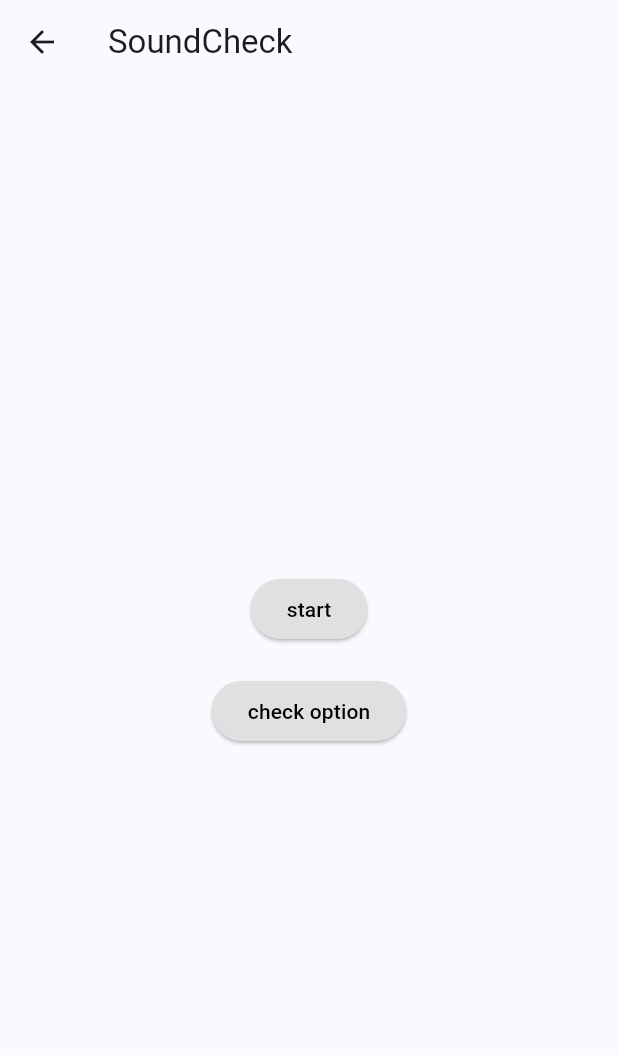
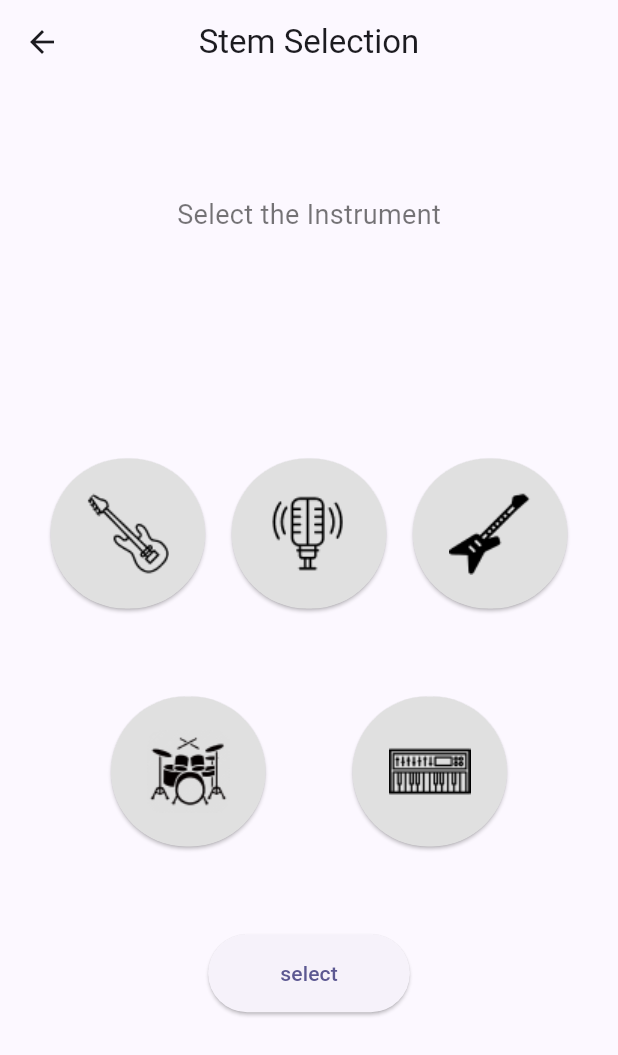
Before and after one commit to ljy2855/bflat_app, a Flutter app: the BandAlongScreen screen opened directly, after a tap on "Sound Check", on a phone screen of 412 x 824 dp. Shown: the top 1055 px of the screen. Run offline on Flutter 3.47's test engine with Material 3 defaults, Android fonts, the phone set to English and light mode, and no system bars; our stand-ins replace file_picker, flutter_dotenv, permission_handler; missing offline and left inert: record.

Commit message:
Design: Text to Img

```diff
--- a/lib/screens/home_screen.dart
+++ b/lib/screens/home_screen.dart
@@ -1,5 +1,6 @@
 import 'package:bflat_app/screens/select_record_screen.dart';
 import 'package:bflat_app/screens/sound_check.dart';
+import 'package:bflat_app/screens/stem_selection.dart';
 import 'package:flutter/material.dart';
 
 class UserProfileWidget extends StatelessWidget {
@@ -126,7 +127,7 @@ class BandAlongScreen extends StatelessWidget {
                     Navigator.push(
                       context,
                       MaterialPageRoute(
-                          builder: (context) => SoundCheckScreen()),
+                          builder: (context) => StemSelectionScreen()),
                     );
                   },
                   child: Card(
--- /dev/null
+++ b/lib/screens/stem_selection.dart
@@ -0,0 +1,112 @@
+import 'package:bflat_app/models/analysis.dart';
+import 'package:bflat_app/screens/sound_check.dart';
+import 'package:flutter/material.dart';
+
+class StemSelectionScreen extends StatefulWidget {
+  @override
+  _StemSelectionScreenState createState() => _StemSelectionScreenState();
+}
+
+class _StemSelectionScreenState extends State<StemSelectionScreen> {
+  Set<String> _selectedInstruments = Set<String>();
+
+  @override
+  Widget build(BuildContext context) {
+    return Scaffold(
+      appBar: AppBar(
+        leading: IconButton(
+          icon: Icon(Icons.arrow_back),
+          onPressed: () {
+            Navigator.pop(context);
+          },
+        ),
+        title: Text('Stem Selection'),
+        centerTitle: true,
+      ),
+      body: Padding(
+        padding: const EdgeInsets.all(16.0),
+        child: Column(
+          mainAxisAlignment: MainAxisAlignment.spaceEvenly,
+          crossAxisAlignment: CrossAxisAlignment.center,
+          children: [
+            Text(
+              'Select the Instrument',
+              style: TextStyle(fontSize: 18, color: Colors.black54),
+            ),
+            SizedBox(height: 32),
+            Row(
+              mainAxisAlignment: MainAxisAlignment.spaceEvenly,
+              children: [
+                _buildInstrumentButton('Bass'),
+                _buildInstrumentButton('Vocal'),
+                _buildInstrumentButton('Guitar'),
+              ],
+            ),
+            Row(
+              mainAxisAlignment: MainAxisAlignment.spaceEvenly,
+              children: [
+                _buildInstrumentButton('Drum'),
+                _buildInstrumentButton('KeyBoard'),
+              ],
+            ),
+            ElevatedButton(
+              onPressed: () {
+                Navigator.push(
+                  context,
+                  MaterialPageRoute(builder: (context) => SoundCheckScreen()),
+                );
+              },
+              child: Text('select'),
+              style: ElevatedButton.styleFrom(
+                padding: EdgeInsets.symmetric(horizontal: 48, vertical: 16),
+              ),
+            ),
+            SizedBox(height: 16),
+          ],
+        ),
+      ),
+    );
+  }
+
+  Widget _buildInstrumentButton(String instrument) {
+    String _imagePath = "assets/images/${instrument.toLowerCase()}_icon.png";
+
+    return ElevatedButton(
+      onPressed: () {
+        setState(() {
+          if (_selectedInstruments.contains(instrument)) {
+            _selectedInstruments.remove(instrument);
+          } else {
+            _selectedInstruments.add(instrument);
+          }
+        });
+      },
+      child: Image.asset(_imagePath),
+      style: ElevatedButton.styleFrom(
+        backgroundColor: _selectedInstruments.contains(instrument)
+            ? Colors.grey[500]
+            : Colors.grey[300],
+        foregroundColor: _selectedInstruments.contains(instrument)
+            ? Colors.white
+            : Colors.black,
+        minimumSize: Size(100, 100),
+      ),
+    );
+
+    // return SizedBox(
+    //     child: ToggleButtons(
+    //         onPressed: (int index) => {
+    //               if (_selectedInstruments.remove(instrument) == false)
+    //                 {
+    //                   setState(() {
+    //                     _selectedInstruments.add(instrument);
+    //                   })
+    //                 }
+    //             },
+    //         children: [Image.asset(_imagePath)],
+    //         borderRadius: BorderRadius.circular(15),
+    //         disabledColor: Colors.grey[500],
+    //         fillColor: Colors.black54,
+    //         isSelected: [_selectedInstruments.contains(instrument)]));
+  }
+}
--- a/pubspec.yaml
+++ b/pubspec.yaml
@@ -2,7 +2,7 @@ name: bflat_app
 description: "A new Flutter project."
 # The following line prevents the package from being accidentally published to
 # pub.dev using `flutter pub publish`. This is preferred for private packages.
-publish_to: 'none' # Remove this line if you wish to publish to pub.dev
+publish_to: "none" # Remove this line if you wish to publish to pub.dev
 
 # The following defines the version and build number for your application.
 # A version number is three numbers separated by dots, like 1.2.43
@@ -19,7 +19,7 @@ publish_to: 'none' # Remove this line if you wish to publish to pub.dev
 version: 1.0.0+1
 
 environment:
-  sdk: '>=3.3.3 <4.0.0'
+  sdk: ">=3.3.3 <4.0.0"
 
 # Dependencies specify other packages that your package needs in order to work.
 # To automatically upgrade your package dependencies to the latest versions
@@ -59,7 +59,6 @@ dev_dependencies:
 
 # The following section is specific to Flutter packages.
 flutter:
-
   # The following line ensures that the Material Icons font is
   # included with your application, so that you can use the icons in
   # the material Icons class.
```
Also changed, not shown: lib/screens/bpm_check.dart (added, +127 -0 lines), lib/screens/record_analysis.dart (added, +24 -0 lines), lib/screens/sound_check.dart (+170 -159 lines), pubspec.lock.
